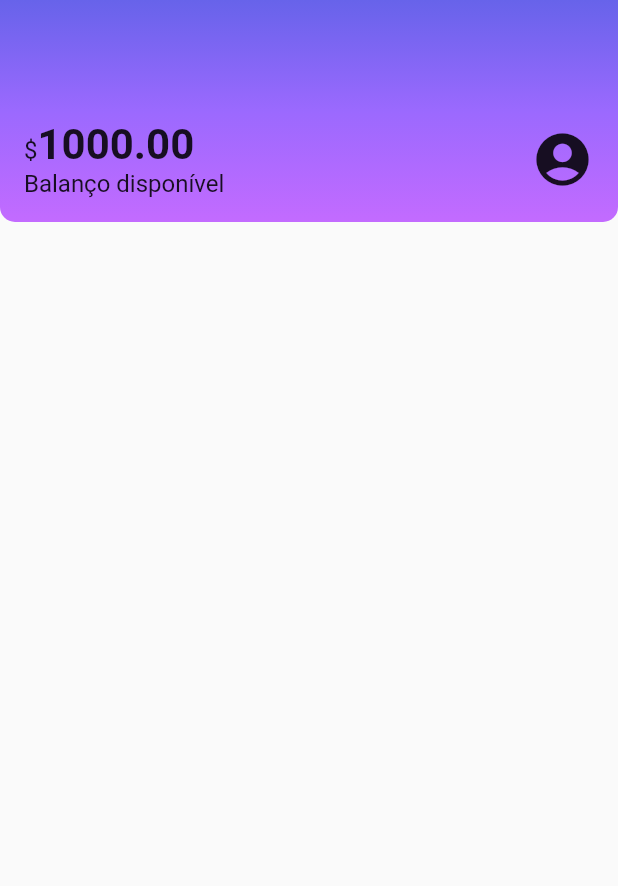
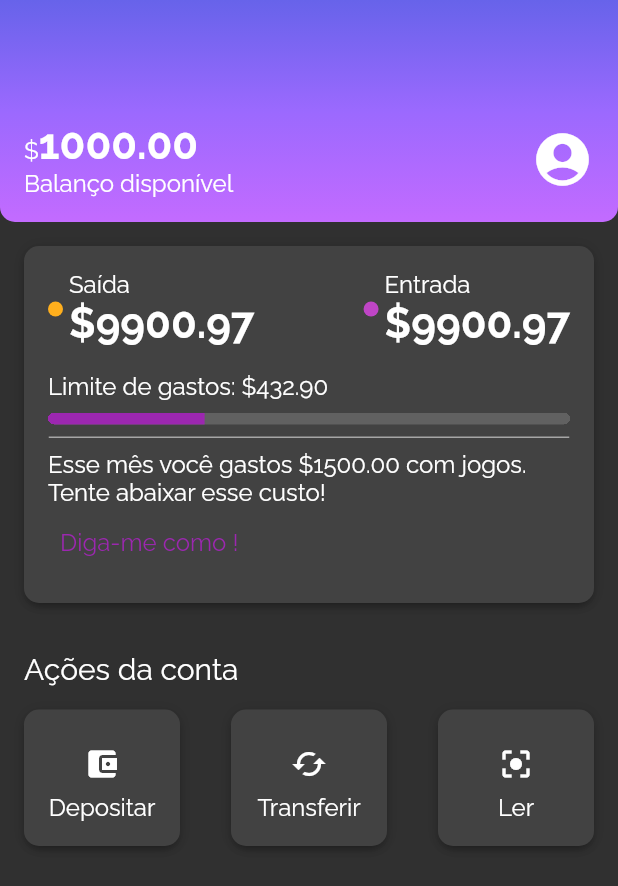
Before and after one commit to lucassamel/alubank, a Flutter app: the screen it shows after launch, on a phone screen of 412 x 824 dp. Shown: the top 886 px of the screen. Run offline on Flutter 3.47's test engine with Material 2 defaults, Android fonts, the phone set to English and light mode, and no system bars.

Commit message:
Account actions, fonts

```diff
--- a/lib/components/box_card.dart
+++ b/lib/components/box_card.dart
@@ -0,0 +1,20 @@
+import 'package:flutter/material.dart';
+
+class BoxCard extends StatelessWidget {
+  final Widget boxContent;
+
+  const BoxCard({Key? key, required this.boxContent}) : super(key: key);
+
+  @override
+  Widget build(BuildContext context) {
+    return Ink(
+      padding: const EdgeInsets.all(16),
+      decoration: BoxDecoration(
+        boxShadow: kElevationToShadow[3],
+        borderRadius: BorderRadius.circular(10),
+        color: Theme.of(context).cardColor,
+      ),
+      child: boxContent,
+    );
+  }
+}
--- /dev/null
+++ b/lib/components/color_dot.dart
@@ -0,0 +1,19 @@
+import 'package:flutter/material.dart';
+
+class ColorDot extends StatelessWidget {
+  final Color? color;
+
+  const ColorDot({Key? key, required this.color}) : super(key: key);
+
+  @override
+  Widget build(BuildContext context) {
+    return Container(
+      width: 10,
+      height: 10,
+      decoration: BoxDecoration(
+        color: color,
+        borderRadius: BorderRadius.circular(10),
+      ),
+    );
+  }
+}
--- /dev/null
+++ b/lib/components/content_division.dart
@@ -0,0 +1,16 @@
+import 'package:alubank/themes/theme_colors.dart';
+import 'package:flutter/material.dart';
+
+class ContentDivision extends StatelessWidget {
+  const ContentDivision({Key? key}) : super(key: key);
+
+  @override
+  Widget build(BuildContext context) {
+    return Container(
+      height: 1,
+      decoration: BoxDecoration(
+        border: Border.all(color: ThemeColors.division),
+      ),
+    );
+  }
+}
--- /dev/null
+++ b/lib/components/sections/account_actions.dart
@@ -0,0 +1,82 @@
+import 'package:alubank/components/box_card.dart';
+import 'package:flutter/material.dart';
+
+class AccountActions extends StatelessWidget {
+  const AccountActions({Key? key}) : super(key: key);
+
+  @override
+  Widget build(BuildContext context) {
+    return Padding(
+      padding: EdgeInsets.all(16.0),
+      child: Column(
+        crossAxisAlignment: CrossAxisAlignment.start,
+        children: [
+          Padding(
+            padding: const EdgeInsets.only(bottom: 16.0),
+            child: Text(
+              'Ações da conta',
+              style: Theme.of(context).textTheme.titleMedium,
+            ),
+          ),
+          Row(
+            mainAxisAlignment: MainAxisAlignment.spaceBetween,
+            children: [
+              InkWell(
+                onTap: (){},
+                child: BoxCard(
+                  boxContent: _AccountActionsContent(
+                    icon: Icon(Icons.account_balance_wallet),
+                    text: 'Depositar',
+                  ),
+                ),
+              ),
+              InkWell(
+                onTap: (){},
+                child: BoxCard(
+                  boxContent: _AccountActionsContent(
+                    icon: Icon(Icons.cached),
+                    text: 'Transferir',
+                  ),
+                ),
+              ),
+              InkWell(
+                onTap: (){},
+                child: BoxCard(
+                  boxContent: _AccountActionsContent(
+                    icon: Icon(Icons.center_focus_strong),
+                    text: 'Ler',
+                  ),
+                ),
+              ),
+            ],
+          )
+        ],
+      ),
+    );
+  }
+}
+
+class _AccountActionsContent extends StatelessWidget {
+  final Icon icon;
+  final String text;
+
+  const _AccountActionsContent(
+      {Key? key, required this.icon, required this.text})
+      : super(key: key);
+
+  @override
+  Widget build(BuildContext context) {
+    return Container(
+      width: 72,
+      child: Column(
+        children: [
+          Padding(
+            padding: const EdgeInsets.only(top: 8.0, bottom: 8.0),
+            child: icon,
+          ),
+          Text(text),
+        ],
+      ),
+    );
+  }
+}
--- a/lib/components/sections/header.dart
+++ b/lib/components/sections/header.dart
@@ -1,4 +1,6 @@
 import 'package:flutter/material.dart';
+
+import '../../themes/theme_colors.dart';
 
 class Header extends StatelessWidget {
   const Header({Key? key}) : super(key: key);
@@ -10,11 +12,7 @@ class Header extends StatelessWidget {
         gradient: LinearGradient(
           begin: Alignment.topCenter,
           end: Alignment.bottomCenter,
-          colors: <Color>[
-            Color.fromRGBO(103, 99, 234, 1.0),
-            Color.fromRGBO(155, 105, 254, 1.0),
-            Color.fromRGBO(195, 107, 255, 1.0),
-          ],
+          colors: ThemeColors.headerGradient,
         ),
         borderRadius: BorderRadius.vertical(
           bottom: Radius.circular(10),
@@ -27,7 +25,7 @@ class Header extends StatelessWidget {
           children: <Widget>[
             Column(
               crossAxisAlignment: CrossAxisAlignment.start,
-              children: const <Widget>[
+              children: <Widget>[
                 // Text(
                 //   "\$1000.00",
                 //   style: TextStyle(
@@ -38,19 +36,16 @@ class Header extends StatelessWidget {
                 Text.rich(
                   TextSpan(
                     text: '\$',
-                    style: TextStyle(fontSize: 16),
                     children: <TextSpan>[
                       TextSpan(
                         text: '1000.00',
-                        style: TextStyle(
-                            fontSize: 28, fontWeight: FontWeight.bold),
+                        style: Theme.of(context).textTheme.bodyLarge,
                       ),
                     ],
                   ),
                 ),
-                Text(
+                const Text(
                   "Balanço disponível",
-                  style: TextStyle(fontSize: 16),
                 ),
               ],
             ),
--- /dev/null
+++ b/lib/components/sections/recent_activity.dart
@@ -0,0 +1,105 @@
+import 'package:alubank/components/box_card.dart';
+import 'package:alubank/components/color_dot.dart';
+import 'package:alubank/components/content_division.dart';
+import 'package:alubank/themes/theme_colors.dart';
+import 'package:flutter/material.dart';
+
+class RecentActivity extends StatelessWidget {
+  const RecentActivity({Key? key}) : super(key: key);
+
+  @override
+  Widget build(BuildContext context) {
+    return const Padding(
+      padding: EdgeInsets.all(16.0),
+      child: BoxCard(
+        boxContent: _RecentActivityContent(),
+      ),
+    );
+  }
+}
+
+class _RecentActivityContent extends StatelessWidget {
+  const _RecentActivityContent({Key? key}) : super(key: key);
+
+  @override
+  Widget build(BuildContext context) {
+    return Column(
+      crossAxisAlignment: CrossAxisAlignment.start,
+      children: [
+        Row(
+          mainAxisAlignment: MainAxisAlignment.spaceBetween,
+          children: [
+            Row(
+              children: [
+                Padding(
+                  padding: const EdgeInsets.only(right: 4.0),
+                  child: ColorDot(
+                    color: ThemeColors.recentActivity['spent'],
+                  ),
+                ),
+                Column(
+                  crossAxisAlignment: CrossAxisAlignment.start,
+                  children: [
+                    const Text('Saída'),
+                    Text(
+                      '\$9900.97',
+                      style: Theme.of(context).textTheme.bodyLarge,
+                    ),
+                  ],
+                ),
+              ],
+            ),
+            Row(
+              children: [
+                Padding(
+                  padding: const EdgeInsets.only(right: 4.0),
+                  child: ColorDot(
+                    color: ThemeColors.recentActivity['income'],
+                  ),
+                ),
+                Column(
+                  crossAxisAlignment: CrossAxisAlignment.start,
+                  children: [
+                    const Text('Entrada'),
+                    Text(
+                      '\$9900.97',
+                      style: Theme.of(context).textTheme.bodyLarge,
+                    ),
+                  ],
+                ),
+              ],
+            ),
+          ],
+        ),
+        const Padding(
+          padding: EdgeInsets.only(top: 16.0, bottom: 8.0),
+          child: Text('Limite de gastos: \$432.90'),
+        ),
+        Container(
+          clipBehavior: Clip.hardEdge,
+          decoration: BoxDecoration(
+            borderRadius: BorderRadius.circular(5),
+          ),
+          child: const LinearProgressIndicator(
+            value: 0.3,
+            minHeight: 8,
+          ),
+        ),
+        const Padding(
+          padding: EdgeInsets.only(top: 8.0, bottom: 8.0),
+          child: ContentDivision(),
+        ),
+        const Text(
+          'Esse mês você gastos \$1500.00 com jogos. Tente abaixar esse custo!',
+        ),
+        TextButton(
+          onPressed: () {},
+          child: const Text(
+            'Diga-me como !',
+            style: TextStyle(fontSize: 16),
+          ),
+        ),
+      ],
+    );
+  }
+}
--- a/lib/main.dart
+++ b/lib/main.dart
@@ -1,4 +1,5 @@
 import 'package:alubank/screens/home.dart';
+import 'package:alubank/themes/my_theme.dart';
 import 'package:flutter/material.dart';
 
 void main() {
@@ -12,7 +13,8 @@ class Alubank extends StatelessWidget {
   Widget build(BuildContext context) {
     return MaterialApp(
       title: 'Alubank',
-      home: Home(),
+      theme: MyTheme,
+      home: const Home(),
     );
   }
 }
--- a/lib/screens/home.dart
+++ b/lib/screens/home.dart
@@ -1,4 +1,6 @@
+import 'package:alubank/components/sections/account_actions.dart';
 import 'package:alubank/components/sections/header.dart';
+import 'package:alubank/components/sections/recent_activity.dart';
 import 'package:flutter/material.dart';
 
 class Home extends StatelessWidget {
@@ -8,8 +10,10 @@ class Home extends StatelessWidget {
   Widget build(BuildContext context) {
     return Scaffold(
       body: Column(
-        children: <Widget>[
+        children: const <Widget>[
           Header(),
+          RecentActivity(),
+          AccountActions(),
         ],
       ),
     );
--- /dev/null
+++ b/lib/themes/my_theme.dart
@@ -0,0 +1,22 @@
+import 'package:alubank/themes/theme_colors.dart';
+import 'package:flutter/material.dart';
+
+ThemeData MyTheme = ThemeData(
+  primarySwatch: ThemeColors.primaryColor,
+  primaryColor: ThemeColors.primaryColor,
+  brightness: Brightness.dark,
+  fontFamily: 'Raleway',
+  textTheme: const TextTheme(
+    bodyMedium: TextStyle(
+      fontSize: 16,
+    ),
+    bodyLarge: TextStyle(
+      fontSize: 28,
+      fontWeight: FontWeight.bold,
+    ),
+    titleMedium: TextStyle(
+      fontSize: 20,
+      fontWeight: FontWeight.normal,
+    ),
+  ),
+);
--- /dev/null
+++ b/lib/themes/theme_colors.dart
@@ -0,0 +1,15 @@
+import 'package:flutter/material.dart';
+
+class ThemeColors {
+  static const MaterialColor primaryColor = Colors.purple;
+  static const List<Color> headerGradient = [
+    Color.fromRGBO(103, 99, 234, 1.0),
+    Color.fromRGBO(155, 105, 254, 1.0),
+    Color.fromRGBO(195, 107, 255, 1.0),
+  ];
+  static const recentActivity = {
+    'spent': Color.fromRGBO(255, 175, 29, 1.0),
+    'income': Color.fromRGBO(191, 69, 198, 1.0),
+  };
+  static const division = Color.fromRGBO(166, 166, 166, 1.0);
+}
```
Also changed, not shown: pubspec.yaml (+8 -0 lines), fonts/Raleway-Bold.ttf (added), fonts/Raleway-Regular.ttf (added).
